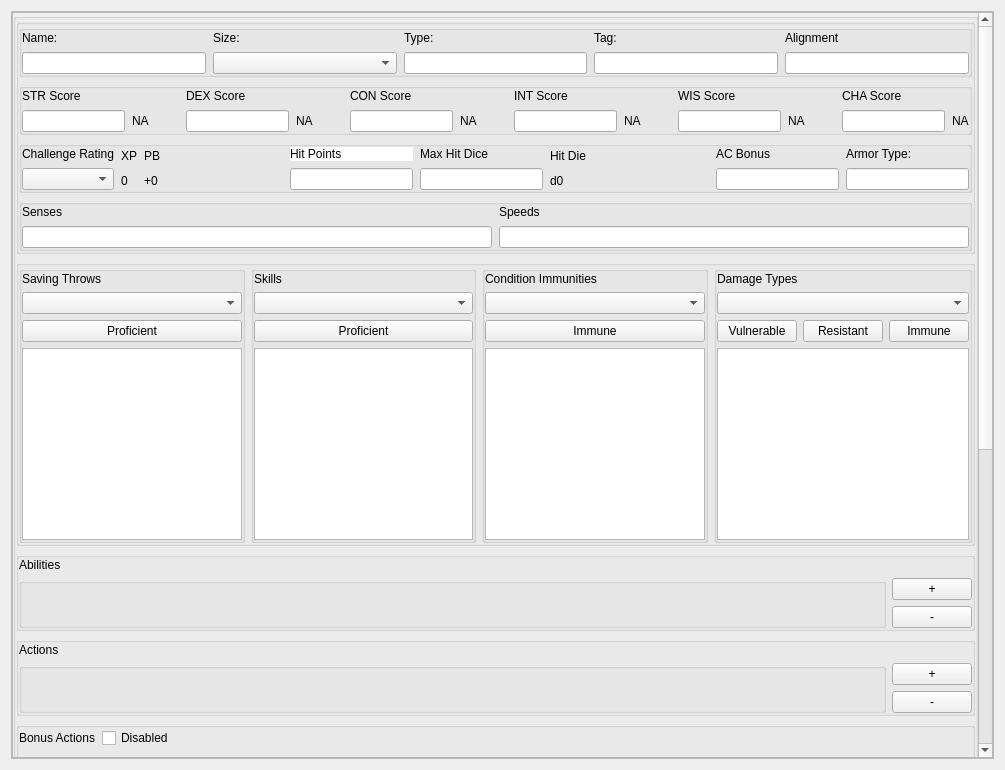
Old version of the form qtdesignfiles/monsterdesigner.ui in the repository ryanmalley101/5eAutomation.
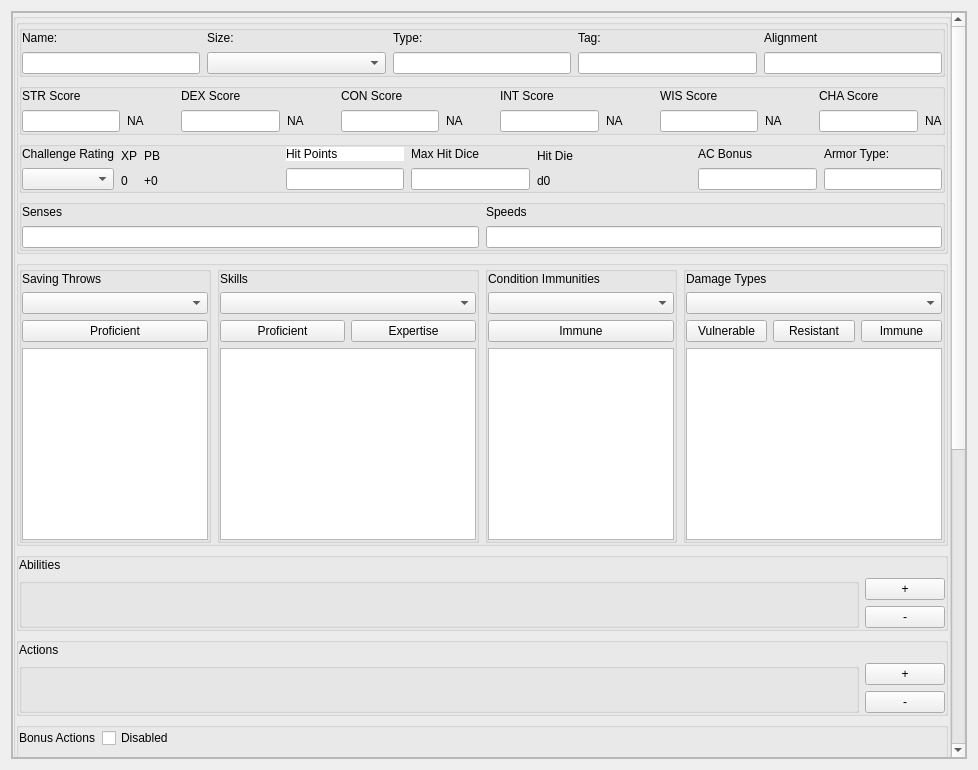
New version of the form.

Commit message: Most of the UI signals are updated. Now I have to get a proper MVC design going

Patch:
```diff
--- a/qtdesignfiles/monsterdesigner.ui
+++ b/qtdesignfiles/monsterdesigner.ui
@@ -6,7 +6,7 @@
    <rect>
     <x>0</x>
     <y>0</y>
-    <width>1005</width>
+    <width>978</width>
     <height>770</height>
    </rect>
   </property>
@@ -68,8 +68,8 @@
          <property name="geometry">
           <rect>
            <x>0</x>
-           <y>-538</y>
-           <width>958</width>
+           <y>0</y>
+           <width>931</width>
            <height>1282</height>
           </rect>
          </property>
@@ -899,20 +899,74 @@
                     <widget class="QComboBox" name="skills_combobox"/>
                    </item>
                    <item>
-                    <widget class="QPushButton" name="skills_button">
-                     <property name="text">
-                      <string>Proficient</string>
-                     </property>
-                    </widget>
+                    <layout class="QHBoxLayout" name="horizontalLayout_14">
+                     <item>
+                      <widget class="QPushButton" name="skills_button">
+                       <property name="text">
+                        <string>Proficient</string>
+                       </property>
+                      </widget>
+                     </item>
+                     <item>
+                      <widget class="QPushButton" name="expertise_pushbutton">
+                       <property name="text">
+                        <string>Expertise</string>
+                       </property>
+                      </widget>
+                     </item>
+                    </layout>
                    </item>
                    <item>
-                    <widget class="QListWidget" name="skills_listwidget">
+                    <widget class="QTableWidget" name="skills_tablewidget">
                      <property name="sizePolicy">
-                      <sizepolicy hsizetype="Preferred" vsizetype="Preferred">
+                      <sizepolicy hsizetype="MinimumExpanding" vsizetype="MinimumExpanding">
                        <horstretch>0</horstretch>
                        <verstretch>0</verstretch>
                       </sizepolicy>
                      </property>
+                     <property name="styleSheet">
+                      <string notr="true"/>
+                     </property>
+                     <property name="verticalScrollBarPolicy">
+                      <enum>Qt::ScrollBarAsNeeded</enum>
+                     </property>
+                     <property name="sizeAdjustPolicy">
+                      <enum>QAbstractScrollArea::AdjustIgnored</enum>
+                     </property>
+                     <property name="horizontalScrollMode">
+                      <enum>QAbstractItemView::ScrollPerPixel</enum>
+                     </property>
+                     <property name="showGrid">
+                      <bool>false</bool>
+                     </property>
+                     <property name="sortingEnabled">
+                      <bool>false</bool>
+                     </property>
+                     <property name="columnCount">
+                      <number>2</number>
+                     </property>
+                     <attribute name="horizontalHeaderVisible">
+                      <bool>false</bool>
+                     </attribute>
+                     <attribute name="horizontalHeaderDefaultSectionSize">
+                      <number>100</number>
+                     </attribute>
+                     <attribute name="horizontalHeaderStretchLastSection">
+                      <bool>true</bool>
+                     </attribute>
+                     <attribute name="verticalHeaderVisible">
+                      <bool>false</bool>
+                     </attribute>
+                     <column>
+                      <property name="text">
+                       <string>Skill</string>
+                      </property>
+                     </column>
+                     <column>
+                      <property name="text">
+                       <string>Proficiency</string>
+                      </property>
+                     </column>
                     </widget>
                    </item>
                   </layout>
@@ -1034,7 +1088,7 @@
                    <item>
                     <widget class="QTableWidget" name="damage_tablewidget">
                      <property name="sizePolicy">
-                      <sizepolicy hsizetype="Expanding" vsizetype="MinimumExpanding">
+                      <sizepolicy hsizetype="MinimumExpanding" vsizetype="MinimumExpanding">
                        <horstretch>0</horstretch>
                        <verstretch>0</verstretch>
                       </sizepolicy>
```
Left out of the diff: 3 changed lines with no effect on the pictures. The commit also changes 5 other files.
